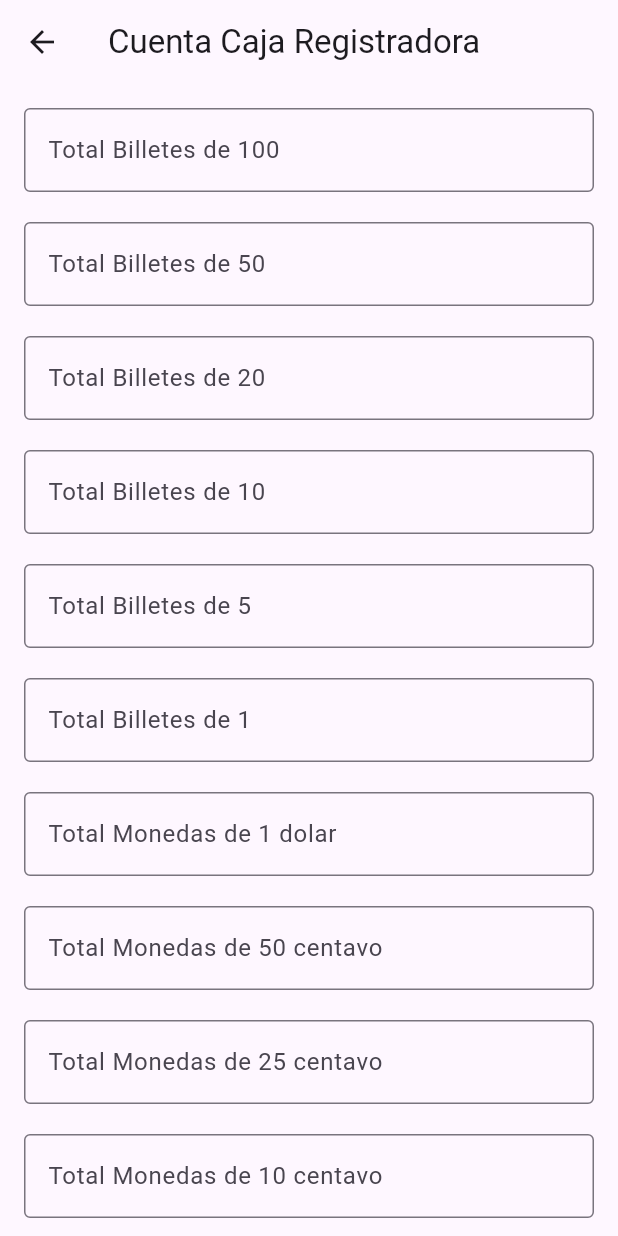
After one commit to alexnacato/DesarrolloMoviles, a Flutter app: the screen it shows after launch, after a tap on "Ejercicio 4: Caja Registradora", on a phone screen of 412 x 824 dp. The commit adds this screen. Run offline on Flutter 3.47's test engine with Material 3 defaults, Android fonts, the phone set to English and light mode, and no system bars.

Commit message:
Ejercicio3_Ejercicio4_V1.1

```diff
--- /dev/null
+++ b/lib/Ejercicio3_Promedio_Edad/Modelo/escuela_model.dart
@@ -0,0 +1,26 @@
+
+class Escuela{
+
+  final int totalSalones;
+  //Lista q va guardar los valores promedio de cada salon
+  List<double> promediosPorSalon;
+
+  Escuela({required this.totalSalones})
+      : promediosPorSalon = List.filled(totalSalones, 0.0);
+//Reglas de negocio para hacer el calculo de mis promedios
+
+//1. Función que guardara el valor del promedio de los salones
+void guardarPromedio(int numeroSalon, double promedio){
+  //Unicamente me ubico en la posicion inicial y voy reemplazando los valores que ya tenia previamente
+  promediosPorSalon[numeroSalon - 1] = promedio;
+  }
+//2. Metodo para calcular el promedio de toda la escuela: sumar todos los promedios y dividirlo para el total de salones
+  double promedioGeneral() {
+    double suma = 0;
+    for (int i = 0; i < totalSalones; i++) {
+      suma += promediosPorSalon[i];
+    }
+    return totalSalones > 0 ? suma / totalSalones : 0.0;
+  }
+
+}
--- /dev/null
+++ b/lib/Ejercicio3_Promedio_Edad/Modelo/salon_model.dart
@@ -0,0 +1,20 @@
+class Salon {
+  static const int numeroSalon = 8;
+  List<double> edadesAlumnos;
+
+  Salon() : edadesAlumnos = List.filled(numeroSalon, 0.0);
+
+  double calcularPromedioPorSalon() {
+    double suma = 0;
+    int contador = 0;
+
+    for (var edad in edadesAlumnos) {
+      if (edad > 0) { // solo cuenta edades válidas
+        suma += edad;
+        contador++;
+      }
+    }
+
+    return contador > 0 ? suma / contador : 0.0;
+  }
+}
--- /dev/null
+++ b/lib/Ejercio4_CajaRegistradora/Controlador/caja_controlador.dart
@@ -0,0 +1,38 @@
+import '../Modelo/dinero_modelo.dart';
+
+import '../Modelo/dinero_modelo.dart';
+
+class CajaRegistradoraController {
+  // Recibe los valores como int y devuelve solo el total
+  double calcularTotal({
+    required int billeteCien,
+    required int billeteCincuenta,
+    required int billeteVeinte,
+    required int billeteDiez,
+    required int billeteCinco,
+    required int billeteUno,
+    required int monedaDolar,
+    required int monedaCincuenta,
+    required int monedaVeinticinco,
+    required int monedaDiez,
+    required int monedaCinco,
+    required int monedaCentavo,
+  }) {
+    final dinero = Dinero(
+      billeteCien: billeteCien,
+      billeteCincuenta: billeteCincuenta,
+      billeteVeinte: billeteVeinte,
+      billeteDiez: billeteDiez,
+      billeteCinco: billeteCinco,
+      billeteUno: billeteUno,
+      monedaDolar: monedaDolar,
+      monedaCincuenta: monedaCincuenta,
+      monedaVeinticinco: monedaVeinticinco,
+      monedaDiez: monedaDiez,
+      monedaCinco: monedaCinco,
+      monedaCentavo: monedaCentavo,
+    );
+
+    return dinero.totalCajaRegistradora();
+  }
+}
--- /dev/null
+++ b/lib/Ejercio4_CajaRegistradora/Modelo/dinero_modelo.dart
@@ -0,0 +1,30 @@
+class Dinero{
+
+  final int billeteCien;
+  final int billeteCincuenta;
+  final int billeteVeinte;
+  final int billeteDiez;
+  final int billeteCinco;
+  final int billeteUno;
+
+  final int monedaDolar;
+  final int monedaCincuenta;
+  final int monedaVeinticinco;
+  final int monedaDiez;
+  final int monedaCinco;
+  final int monedaCentavo;
+
+  Dinero({required this.billeteCien, required this.billeteCincuenta, required this.billeteVeinte, required this.billeteDiez,
+  required this.billeteCinco, required this.billeteUno, required this.monedaDolar, required this.monedaCincuenta, required this.monedaVeinticinco,
+    required this.monedaDiez, required this.monedaCinco, required this.monedaCentavo
+  });
+
+  double totalCajaRegistradora(){
+    //Primero debemos obtener los valores
+    double totalCaja = (billeteCien*100)+(billeteCincuenta*50)+(billeteVeinte*20)+(billeteDiez*10)+(billeteCinco*5)
+    + (billeteUno*1) + (monedaDolar*1)+(monedaCincuenta*0.50)+(monedaVeinticinco*0.25)+(monedaDiez*0.10)+(monedaCinco*0.05)+(monedaCentavo*0.01);
+    return totalCaja;
+  }
+
+
+}
--- /dev/null
+++ b/lib/Ejercio4_CajaRegistradora/Vista/datos_vista.dart
@@ -0,0 +1,96 @@
+import 'package:flutter/material.dart';
+import '../Controlador/caja_controlador.dart';
+import '../Widget/btn_calcular.dart';
+import '../Widget/inputs_cantidades.dart';
+
+class datosVista extends StatefulWidget{
+  @override
+  State<datosVista> createState() => _datosLogica();
+}
+
+class _datosLogica extends State<datosVista>{
+  //Instamcair mi objeto de tipo controller para usarlo
+  final dineroController = CajaRegistradoraController();
+
+  final cienCrt = TextEditingController();
+  final cincuentaCrt = TextEditingController();
+  final veinteCrt = TextEditingController();
+  final diezCrt = TextEditingController();
+  final cincoCrt = TextEditingController();
+  final unoCrt = TextEditingController();
+  final dolarCrt = TextEditingController();
+  final monedaCincuentaCrt = TextEditingController();
+  final monedaVeinticincoCrt = TextEditingController();
+  final monedaDiezCrt = TextEditingController();
+  final monedaCincoCrt = TextEditingController();
+  final monedaUnoCrt = TextEditingController();
+
+//Crear la funcion que hara la parte de calcular lo del model
+  void _calcularCaja() {
+    final total = dineroController.calcularTotal(
+      billeteCien: int.tryParse(cienCrt.text) ?? -1,
+      billeteCincuenta: int.tryParse(cincuentaCrt.text) ?? -1,
+      billeteVeinte: int.tryParse(veinteCrt.text) ?? -1,
+      billeteDiez: int.tryParse(diezCrt.text) ?? -1,
+      billeteCinco: int.tryParse(cincoCrt.text) ?? -1,
+      billeteUno: int.tryParse(unoCrt.text) ?? -1,
+      monedaDolar: int.tryParse(dolarCrt.text) ?? -1,
+      monedaCincuenta: int.tryParse(monedaCincuentaCrt.text) ?? -1,
+      monedaVeinticinco: int.tryParse(monedaVeinticincoCrt.text) ?? -1,
+      monedaDiez: int.tryParse(monedaDiezCrt.text) ?? -1,
+      monedaCinco: int.tryParse(monedaCincoCrt.text) ?? -1,
+      monedaCentavo: int.tryParse(monedaUnoCrt.text) ?? -1,
+    );
+
+    // Navegar a la pantalla de resultado y enviar el total
+    Navigator.pushNamed(
+      context,
+      '/cajaRegistradoResultado',
+      arguments: total, // Aquí le pasamos el total calculado
+    );
+  }
+
+
+  @override
+  Widget build(BuildContext context) {
+    return Scaffold(
+      appBar: AppBar(
+        title: Text("Cuenta Caja Registradora"),
+      ),
+      body: SingleChildScrollView(   // <- Aquí
+        padding: EdgeInsets.all(16),
+        child: Column(
+          children: [
+            camposCantidades(controller: cienCrt,label: "Total Billetes de 100"),
+            SizedBox(height: 20),
+            camposCantidades(controller: cincuentaCrt,label: "Total Billetes de 50"),
+            SizedBox(height: 20),
+            camposCantidades(controller: veinteCrt,label: "Total Billetes de 20"),
+            SizedBox(height: 20),
+            camposCantidades(controller: diezCrt,label: "Total Billetes de 10"),
+            SizedBox(height: 20),
+            camposCantidades(controller: cincoCrt,label: "Total Billetes de 5"),
+            SizedBox(height: 20),
+            camposCantidades(controller: unoCrt,label: "Total Billetes de 1"),
+            SizedBox(height: 20),
+            camposCantidades(controller: monedaUnoCrt,label: "Total Monedas de 1 dolar"),
+            SizedBox(height: 20),
+            camposCantidades(controller: monedaCincuentaCrt,label: "Total Monedas de 50 centavo"),
+            SizedBox(height: 20),
+            camposCantidades(controller: monedaVeinticincoCrt,label: "Total Monedas de 25 centavo"),
+            SizedBox(height: 20),
+            camposCantidades(controller: monedaDiezCrt,label: "Total Monedas de 10 centavo"),
+            SizedBox(height: 20),
+            camposCantidades(controller: monedaCincoCrt,label: "Total Monedas de 5 centavo"),
+            SizedBox(height: 20),
+            camposCantidades(controller: monedaUnoCrt,label: "Total Monedas de 1 centavo"),
+            SizedBox(height: 20),
+            btnCalcular(funcion: _calcularCaja ,label: "Total de Dinero"),
+          ],
+        ),
+      ),
+    );
+  }
+
+
+}
--- /dev/null
+++ b/lib/Ejercio4_CajaRegistradora/Widget/btn_calcular.dart
@@ -0,0 +1,18 @@
+import 'package:flutter/material.dart';
+
+class btnCalcular extends StatelessWidget{
+
+  final VoidCallback funcion;
+  final String label;
+
+  btnCalcular({required this.funcion,required this.label});
+
+  @override
+  Widget build(BuildContext context) {
+    return ElevatedButton(
+        onPressed: funcion,
+        child: Text(label)
+    );
+  }
+
+}
--- /dev/null
+++ b/lib/Ejercio4_CajaRegistradora/Widget/inputs_cantidades.dart
@@ -0,0 +1,20 @@
+import 'package:flutter/material.dart';
+
+class camposCantidades extends StatelessWidget{
+  final TextEditingController controller;
+  final String label;
+
+  camposCantidades({required this.controller, required this.label});
+
+  @override
+  Widget build(BuildContext context) {
+    return TextField(
+      controller: controller,
+      keyboardType: TextInputType.number,
+      decoration: InputDecoration(
+        labelText: label,
+        border: OutlineInputBorder(),
+      ),
+    );
+  }
+}
--- a/lib/main.dart
+++ b/lib/main.dart
@@ -1,13 +1,30 @@
 import 'package:flutter/material.dart';
+
+// Ojo: importar solo los modelos, controladores y vistas del Ejercicio 3
+import 'Ejercicio3_Promedio_Edad/Vista/ingreso_datos_salon.dart';
+import 'Ejercicio3_Promedio_Edad/Vista/ingreso_datos_edades.dart';
+import 'Ejercicio3_Promedio_Edad/Controlador/edades_controlador.dart';
+import 'Ejercicio3_Promedio_Edad/Modelo/escuela_model.dart';
+
 import 'Ejercicio1_Facturacion/View/pagina_web.dart';
 import 'Ejercicio1_Facturacion/View/pagina_resultado.dart';
 import 'Ejercicio2_Inversion/View/pagina_inversion.dart';
 import 'Ejercicio2_Inversion/View/pagina_resultado.dart';
+import 'Ejercio4_CajaRegistradora/Vista/datos_vista.dart';
+import 'Ejercio4_CajaRegistradora/Vista/resultado_vista.dart';
 
-void main() => runApp(const MyApp());
+void main() {
+  // Crear el modelo y controlador para Ejercicio 3
+  final escuela = Escuela(totalSalones: 8); // Por ejemplo 8 salones
+  final controlador = EscuelaController(escuela: escuela);
+
+  runApp(MyApp(controlador: controlador));
+}
 
 class MyApp extends StatelessWidget {
-  const MyApp({super.key});
+  final EscuelaController controlador;
+
+  const MyApp({super.key, required this.controlador});
 
   @override
   Widget build(BuildContext context) {
@@ -21,6 +38,22 @@ class MyApp extends StatelessWidget {
         '/resultadoFactura': (context) => const PaginaResultado(),
         '/inversion': (context) => const PaginaInverssion(),
         '/resultadoInversion': (context) => const ResultadoInversion(),
+        // Rutas de nuestro Ejercicio 3 con controlador
+        '/ingresoSalon': (context) => EdadesVista(
+          irIngresoEdades: (numeroSalon) {
+            Navigator.push(
+              context,
+              MaterialPageRoute(
+                builder: (_) => IngresoDatosVista(
+                  numeroSalon: numeroSalon,
+                  controlador: controlador,
+                ),
+              ),
+            );
+          },
+        ),
+        '/ingresoCajaRegistradora': (context) =>  datosVista(),
+        '/cajaRegistradoResultado': (context) =>  ResultadoVista(),
       },
     );
   }
@@ -46,6 +79,16 @@ class PaginaMenu extends StatelessWidget {
               onPressed: () => Navigator.pushNamed(context, '/inversion'),
               child: const Text('Ejercicio 2: Calcular Inversión'),
             ),
+            const SizedBox(height: 20),
+            ElevatedButton(
+              onPressed: () => Navigator.pushNamed(context, '/ingresoSalon'),
+              child: const Text('Ejercicio 3: Calcular Promedio'),
+            ),
+            const SizedBox(height: 20),
+            ElevatedButton(
+              onPressed: () => Navigator.pushNamed(context, '/ingresoCajaRegistradora'),
+              child: const Text('Ejercicio 4: Caja Registradora'),
+            ),
           ],
         ),
       ),
```
Also changed, not shown: lib/Ejercicio3_Promedio_Edad/Controlador/edades_controlador.dart (added, +31 -0 lines), lib/Ejercicio3_Promedio_Edad/Vista/ingreso_datos_edades.dart (added, +68 -0 lines), lib/Ejercicio3_Promedio_Edad/Vista/ingreso_datos_salon.dart (added, +75 -0 lines), lib/Ejercicio3_Promedio_Edad/Widget/Atomos/btn_promedio.dart (added, +18 -0 lines), lib/Ejercicio3_Promedio_Edad/Widget/Atomos/inputs_datos.dart (added, +21 -0 lines), lib/Ejercio4_CajaRegistradora/Vista/resultado_vista.dart (added, +29 -0 lines), 1 other file.
